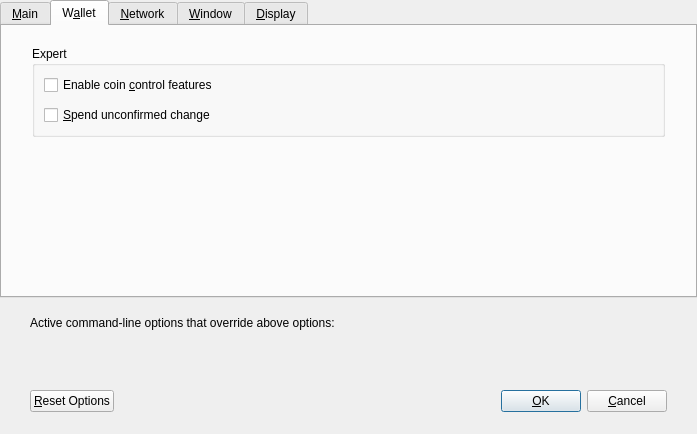
The window that src/qt/forms/optionsdialog.ui (githubzon/qtum) describes before a commit, drawn with Qt 5.
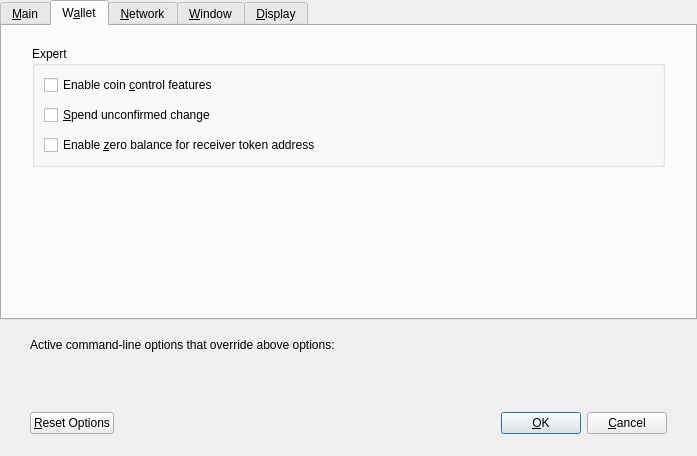
The same window after the commit. The open tabs and pages were chosen to show the change. Custom widgets are drawn as their Qt base class.

Commit message: rebase fix for Wallet GUI

```diff
--- a/src/qt/forms/optionsdialog.ui
+++ b/src/qt/forms/optionsdialog.ui
@@ -7,7 +7,7 @@
     <x>0</x>
     <y>0</y>
     <width>697</width>
-    <height>434</height>
+    <height>456</height>
    </rect>
   </property>
   <property name="windowTitle">
@@ -270,6 +270,13 @@
               </property>
              </widget>
             </item>
+            <item>
+             <widget class="QCheckBox" name="zeroBalanceAddressToken">
+              <property name="text">
+               <string>Enable &amp;zero balance for receiver token address</string>
+              </property>
+             </widget>
+            </item>
            </layout>
           </widget>
          </item>
```
The commit also changes 2 other files.
